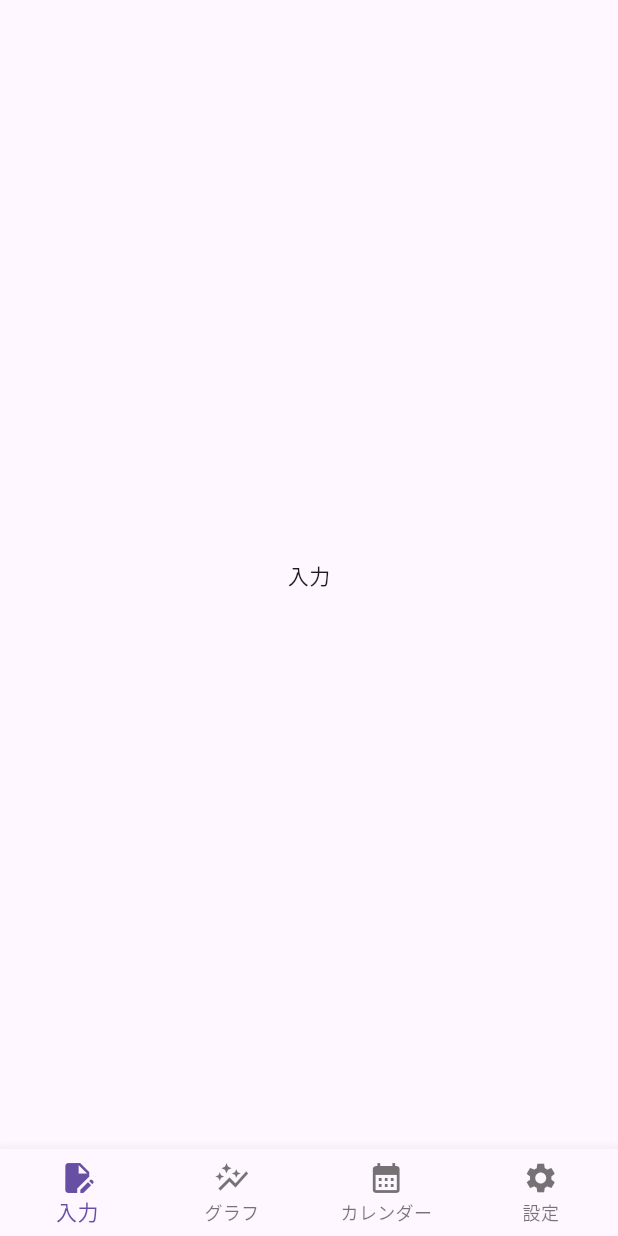
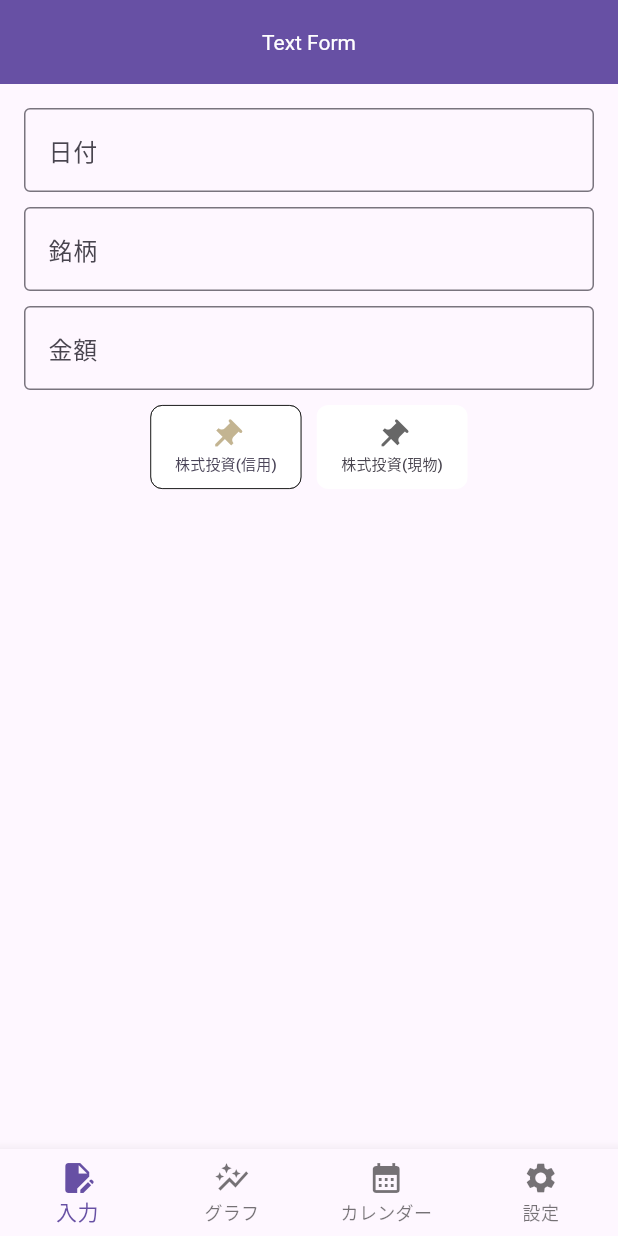
Before and after one commit to kao126/nantokanaru, a Flutter app: the screen it shows after launch, on a phone screen of 412 x 824 dp. Run offline on Flutter 3.47's test engine with Material 3 defaults, Android fonts, the phone set to English and light mode, and no system bars; our stand-ins replace table_calendar; missing offline and left inert: holiday_jp.

Commit message:
feat: text-form page

```diff
--- /dev/null
+++ b/lib/components/text-form.dart
@@ -0,0 +1,160 @@
+import 'package:flutter/material.dart';
+import 'package:flutter/cupertino.dart';
+
+class TextFormPage extends StatefulWidget {
+  const TextFormPage({super.key});
+
+  @override
+  State<TextFormPage> createState() => _TextFormPageState();
+}
+
+class _TextFormPageState extends State<TextFormPage> {
+  final TextEditingController _dateController = TextEditingController();
+  final TextEditingController _dayController = TextEditingController();
+  final TextEditingController _amountController = TextEditingController();
+  int _choiceIndex = 0;
+  DateTime _selectedDate = DateTime.now();
+
+  void _showDatePicker(BuildContext context) {
+    showModalBottomSheet(
+      context: context,
+      builder: (BuildContext builder) {
+        return SizedBox(
+          height: 250, // ボトムシートの高さを設定
+          child: Expanded(
+            child: CupertinoDatePicker(
+              mode: CupertinoDatePickerMode.date, // 日付モードに設定
+              initialDateTime: _selectedDate, // 初期日付
+              minimumDate: DateTime(1950, 1, 1), // 最小日付（1950年1月1日）
+              maximumDate: DateTime.now(), // 最大日付（今日の日付）
+              onDateTimeChanged: (DateTime newDate) {
+                // 日付変更時にテキストフィールドに反映
+                setState(() {
+                  _selectedDate = newDate;
+                  _dateController.text =
+                      "${newDate.year}年${newDate.month}月${newDate.day}日";
+                });
+              },
+            ),
+          ),
+        );
+      },
+    );
+  }
+
+  @override
+  void dispose() {
+    _dateController.dispose();
+    _dayController.dispose();
+    _amountController.dispose();
+    super.dispose();
+  }
+
+  @override
+  Widget build(BuildContext context) {
+    return Scaffold(
+      appBar: AppBar(
+        title: const Text('Text Form'),
+        centerTitle: true,
+        titleTextStyle: TextStyle(
+          color: Theme.of(context).colorScheme.onPrimary,
+        ),
+        backgroundColor: Theme.of(context).colorScheme.primary,
+      ),
+      body: Container(
+        width: double.infinity,
+        padding: const EdgeInsets.all(16.0),
+        child: Column(
+          children: [
+            TextFormField(
+              controller: _dateController,
+              readOnly: true, // タップでのみ日付選択可能
+              decoration: const InputDecoration(
+                labelText: "日付",
+                fillColor: Colors.white,
+                border: OutlineInputBorder(),
+              ),
+              // フィールドがタップされた時に日付ピッカーを表示
+              onTap: () => _showDatePicker(context),
+            ),
+            const SizedBox(height: 10),
+            TextField(
+              controller: _dayController,
+              decoration: const InputDecoration(
+                hintText: '銘柄',
+                border: OutlineInputBorder(),
+              ),
+            ),
+            const SizedBox(height: 10),
+            TextField(
+              controller: _amountController,
+              decoration: const InputDecoration(
+                hintText: '金額',
+                border: OutlineInputBorder(),
+              ),
+              keyboardType: TextInputType.number,
+            ),
+            const SizedBox(height: 10),
+            Wrap(
+              spacing: 10,
+              children: [
+                ChoiceChip(
+                  label: Column(
+                    mainAxisSize: MainAxisSize.min,
+                    children: [
+                      Transform.rotate(
+                        angle: 0.785398, // 45度
+                        child: const Icon(Icons.push_pin,
+                            size: 24, color: Color(0xffc3b491)),
+                      ),
+                      const Text("株式投資(信用)"),
+                    ],
+                  ),
+                  labelStyle: const TextStyle(fontSize: 10),
+                  selected: _choiceIndex == 0,
+                  side: _choiceIndex == 0
+                      ? const BorderSide(color: Colors.black87, width: 0.5)
+                      : const BorderSide(color: Colors.transparent, width: 0.5),
+                  backgroundColor: Colors.white,
+                  selectedColor: Colors.white,
+                  showCheckmark: false,
+                  onSelected: (bool selected) {
+                    setState(() {
+                      _choiceIndex = 0;
+                    });
+                  },
+                ),
+                ChoiceChip(
+                  label: Column(
+                    mainAxisSize: MainAxisSize.min,
+                    children: [
+                      Transform.rotate(
+                        angle: 0.785398, // 45度
+                        child: const Icon(Icons.push_pin,
+                            size: 24, color: Color(0xff676767)),
+                      ),
+                      const Text("株式投資(現物)"),
+                    ],
+                  ),
+                  labelStyle: const TextStyle(fontSize: 10),
+                  selected: _choiceIndex == 1,
+                  side: _choiceIndex == 1
+                      ? const BorderSide(color: Colors.black87, width: 0.5)
+                      : const BorderSide(color: Colors.transparent, width: 0.5),
+                  backgroundColor: Colors.white,
+                  selectedColor: Colors.white,
+                  showCheckmark: false,
+                  onSelected: (bool selected) {
+                    setState(() {
+                      _choiceIndex = 1;
+                    });
+                  },
+                ),
+              ],
+            )
+          ],
+        ),
+      ),
+    );
+  }
+}
--- a/lib/main.dart
+++ b/lib/main.dart
@@ -1,6 +1,8 @@
 import 'package:flutter/material.dart';
+import 'package:flutter_localizations/flutter_localizations.dart';
 import 'package:intl/date_symbol_data_local.dart';
 import 'package:nantokanaru/components/calendar.dart';
+import 'package:nantokanaru/components/text-form.dart';
 
 void main() async {
   WidgetsFlutterBinding.ensureInitialized();
@@ -18,6 +20,15 @@ class MyApp extends StatelessWidget {
     return const MaterialApp(
       title: title,
       home: HomePage(),
+      //日本語表記のためのローカライズ設定
+      localizationsDelegates: [
+        GlobalWidgetsLocalizations.delegate,
+        GlobalCupertinoLocalizations.delegate,
+        GlobalMaterialLocalizations.delegate,
+      ],
+      supportedLocales: [
+        Locale('ja'),
+      ],
     );
   }
 }
@@ -33,7 +44,7 @@ class _HomePageState extends State<HomePage> {
   int _selectedIndex = 0;
 
   static const List<Widget> _pages = <Widget>[
-    Center(child: Text('入力')),
+    TextFormPage(),
     Center(child: Text('グラフ')),
     CalendarPage(),
     Center(child: Text('設定')),
```
